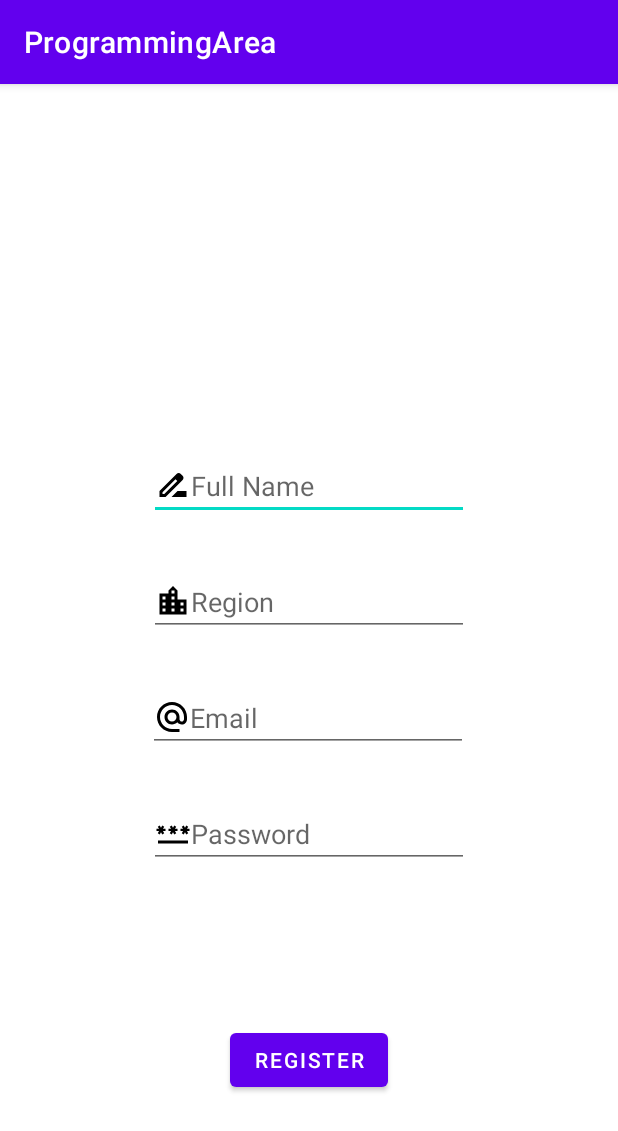
After one commit to ArmenSim0nyan/Programming-Area, an Android app: the RegisterActivity screen opened directly, with no data from a screen before it, on a phone screen of 412 x 824 dp. The commit adds this screen. Shown: the top 1131 px of the screen. Run offline under Robolectric (Android 15) with nearby library versions, the phone set to English and light mode, and no system bars.

Commit message:
Structure Home, Login, Register and Dashboard pages

```diff
--- a/app/build.gradle
+++ b/app/build.gradle
@@ -1,5 +1,6 @@
 plugins {
     id 'com.android.application'
+    id 'com.google.gms.google-services'
 }
 
 android {
@@ -33,6 +34,7 @@ dependencies {
     implementation 'androidx.appcompat:appcompat:1.6.1'
     implementation 'com.google.android.material:material:1.8.0'
     implementation 'androidx.constraintlayout:constraintlayout:2.1.4'
+    implementation 'com.google.firebase:firebase-auth-ktx:21.3.0'
     testImplementation 'junit:junit:4.13.2'
     androidTestImplementation 'androidx.test.ext:junit:1.1.5'
     androidTestImplementation 'androidx.test.espresso:espresso-core:3.5.1'
--- /dev/null
+++ b/app/src/main/java/com/example/programmingarea/RegisterActivity.java
@@ -0,0 +1,27 @@
+package com.example.programmingarea;
+
+import androidx.appcompat.app.AppCompatActivity;
+
+import android.content.Intent;
+import android.os.Bundle;
+import android.view.View;
+
+public class RegisterActivity extends AppCompatActivity {
+
+    @Override
+    protected void onCreate(Bundle savedInstanceState) {
+        super.onCreate(savedInstanceState);
+        setContentView(R.layout.activity_register);
+
+        View nameRegisterInput = findViewById(R.id.nameRegisterInput);
+        View regionRegisterInput = findViewById(R.id.regionRegisterInput);
+        View emailRegisterInput = findViewById(R.id.emailRegisterInput);
+        View passwordRegisterInput = findViewById(R.id.passwordRegisterInput);
+        View registerSubmitButton = findViewById(R.id.registerSubmitButton);
+
+        registerSubmitButton.setOnClickListener(v -> {
+            Intent activityChangeIntent = new Intent(RegisterActivity.this, LoginActivity.class);
+            startActivity(activityChangeIntent);
+        });
+    }
+}
--- /dev/null
+++ b/app/src/main/res/drawable/email_icon.xml
@@ -0,0 +1,5 @@
+<vector android:height="24dp" android:tint="#000000"
+    android:viewportHeight="24" android:viewportWidth="24"
+    android:width="24dp" xmlns:android="http://schemas.android.com/apk/res/android">
+    <path android:fillColor="@android:color/white" android:pathData="M12,2C6.48,2 2,6.48 2,12s4.48,10 10,10h5v-2h-5c-4.34,0 -8,-3.66 -8,-8s3.66,-8 8,-8 8,3.66 8,8v1.43c0,0.79 -0.71,1.57 -1.5,1.57s-1.5,-0.78 -1.5,-1.57L17,12c0,-2.76 -2.24,-5 -5,-5s-5,2.24 -5,5 2.24,5 5,5c1.38,0 2.64,-0.56 3.54,-1.47 0.65,0.89 1.77,1.47 2.96,1.47 1.97,0 3.5,-1.6 3.5,-3.57L22,12c0,-5.52 -4.48,-10 -10,-10zM12,15c-1.66,0 -3,-1.34 -3,-3s1.34,-3 3,-3 3,1.34 3,3 -1.34,3 -3,3z"/>
+</vector>
--- /dev/null
+++ b/app/src/main/res/drawable/name_icon.xml
@@ -0,0 +1,5 @@
+<vector android:height="24dp" android:tint="#000000"
+    android:viewportHeight="24" android:viewportWidth="24"
+    android:width="24dp" xmlns:android="http://schemas.android.com/apk/res/android">
+    <path android:fillColor="@android:color/white" android:pathData="M18.41,5.8L17.2,4.59c-0.78,-0.78 -2.05,-0.78 -2.83,0l-2.68,2.68L3,15.96V20h4.04l8.74,-8.74 2.63,-2.63c0.79,-0.78 0.79,-2.05 0,-2.83zM6.21,18H5v-1.21l8.66,-8.66 1.21,1.21L6.21,18zM11,20l4,-4h6v4H11z"/>
+</vector>
--- /dev/null
+++ b/app/src/main/res/drawable/password_icon.xml
@@ -0,0 +1,5 @@
+<vector android:height="24dp" android:tint="#000000"
+    android:viewportHeight="24" android:viewportWidth="24"
+    android:width="24dp" xmlns:android="http://schemas.android.com/apk/res/android">
+    <path android:fillColor="@android:color/white" android:pathData="M2,17h20v2H2V17zM3.15,12.95L4,11.47l0.85,1.48l1.3,-0.75L5.3,10.72H7v-1.5H5.3l0.85,-1.47L4.85,7L4,8.47L3.15,7l-1.3,0.75L2.7,9.22H1v1.5h1.7L1.85,12.2L3.15,12.95zM9.85,12.2l1.3,0.75L12,11.47l0.85,1.48l1.3,-0.75l-0.85,-1.48H15v-1.5h-1.7l0.85,-1.47L12.85,7L12,8.47L11.15,7l-1.3,0.75l0.85,1.47H9v1.5h1.7L9.85,12.2zM23,9.22h-1.7l0.85,-1.47L20.85,7L20,8.47L19.15,7l-1.3,0.75l0.85,1.47H17v1.5h1.7l-0.85,1.48l1.3,0.75L20,11.47l0.85,1.48l1.3,-0.75l-0.85,-1.48H23V9.22z"/>
+</vector>
--- /dev/null
+++ b/app/src/main/res/drawable/region_icon.xml
@@ -0,0 +1,5 @@
+<vector android:height="24dp" android:tint="#000000"
+    android:viewportHeight="24" android:viewportWidth="24"
+    android:width="24dp" xmlns:android="http://schemas.android.com/apk/res/android">
+    <path android:fillColor="@android:color/white" android:pathData="M15,11L15,5l-3,-3 -3,3v2L3,7v14h18L21,11h-6zM7,19L5,19v-2h2v2zM7,15L5,15v-2h2v2zM7,11L5,11L5,9h2v2zM13,19h-2v-2h2v2zM13,15h-2v-2h2v2zM13,11h-2L11,9h2v2zM13,7h-2L11,5h2v2zM19,19h-2v-2h2v2zM19,15h-2v-2h2v2z"/>
+</vector>
--- /dev/null
+++ b/app/src/main/res/layout/activity_register.xml
@@ -0,0 +1,86 @@
+<?xml version="1.0" encoding="utf-8"?>
+<androidx.constraintlayout.widget.ConstraintLayout xmlns:android="http://schemas.android.com/apk/res/android"
+    xmlns:app="http://schemas.android.com/apk/res-auto"
+    xmlns:tools="http://schemas.android.com/tools"
+    android:layout_width="match_parent"
+    android:layout_height="match_parent"
+    tools:context=".RegisterActivity">
+
+
+    <androidx.constraintlayout.widget.ConstraintLayout
+        android:id="@+id/constraintLayout"
+        android:layout_width="match_parent"
+        android:layout_height="341dp"
+        app:layout_constraintBottom_toBottomOf="parent"
+        app:layout_constraintEnd_toEndOf="parent"
+        app:layout_constraintStart_toStartOf="parent"
+        app:layout_constraintTop_toTopOf="parent">
+
+        <EditText
+            android:id="@+id/nameRegisterInput"
+            android:layout_width="wrap_content"
+            android:layout_height="wrap_content"
+            android:drawableStart="@drawable/name_icon"
+            android:ems="10"
+            android:hint="@string/full_name"
+            android:inputType="textPersonName"
+            app:layout_constraintBottom_toTopOf="@+id/regionRegisterInput"
+            app:layout_constraintEnd_toEndOf="parent"
+            app:layout_constraintStart_toStartOf="parent"
+            app:layout_constraintTop_toTopOf="parent" />
+
+        <EditText
+            android:id="@+id/regionRegisterInput"
+            android:layout_width="wrap_content"
+            android:layout_height="wrap_content"
+            android:drawableStart="@drawable/region_icon"
+            android:ems="10"
+            android:hint="@string/region"
+            android:inputType="textPersonName"
+            app:layout_constraintBottom_toTopOf="@+id/emailRegisterInput"
+            app:layout_constraintEnd_toEndOf="parent"
+            app:layout_constraintStart_toStartOf="parent"
+            app:layout_constraintTop_toBottomOf="@+id/nameRegisterInput" />
+
+        <EditText
+            android:id="@+id/emailRegisterInput"
+            android:layout_width="wrap_content"
+            android:layout_height="wrap_content"
+            android:drawableStart="@drawable/email_icon"
+            android:ems="10"
+            android:hint="@string/email"
+            android:inputType="textEmailAddress"
+            app:layout_constraintBottom_toTopOf="@+id/passwordRegisterInput"
+            app:layout_constraintEnd_toEndOf="parent"
+            app:layout_constraintHorizontal_bias="0.497"
+            app:layout_constraintStart_toStartOf="parent"
+            app:layout_constraintTop_toBottomOf="@+id/regionRegisterInput" />
+
+        <EditText
+            android:id="@+id/passwordRegisterInput"
+            android:layout_width="wrap_content"
+            android:layout_height="wrap_content"
+            android:drawableStart="@drawable/password_icon"
+            android:ems="10"
+            android:hint="@string/password"
+            android:inputType="textPassword"
+            app:layout_constraintBottom_toBottomOf="parent"
+            app:layout_constraintEnd_toEndOf="parent"
+            app:layout_constraintStart_toStartOf="parent"
+            app:layout_constraintTop_toBottomOf="@+id/emailRegisterInput" />
+
+
+    </androidx.constraintlayout.widget.ConstraintLayout>
+
+    <Button
+        android:id="@+id/registerSubmitButton"
+        android:layout_width="wrap_content"
+        android:layout_height="wrap_content"
+        android:layout_marginTop="72dp"
+        android:text="Register"
+        app:layout_constraintEnd_toEndOf="parent"
+        app:layout_constraintStart_toStartOf="parent"
+        app:layout_constraintTop_toBottomOf="@+id/constraintLayout" />
+
+
+</androidx.constraintlayout.widget.ConstraintLayout>
--- a/app/src/main/res/values/strings.xml
+++ b/app/src/main/res/values/strings.xml
@@ -1,3 +1,7 @@
 <resources>
     <string name="app_name">ProgrammingArea</string>
+    <string name="full_name">Full Name</string>
+    <string name="region">Region</string>
+    <string name="email">Email</string>
+    <string name="password">Password</string>
 </resources>
--- a/build.gradle
+++ b/build.gradle
@@ -1,4 +1,8 @@
-// Top-level build file where you can add configuration options common to all sub-projects/modules.
+buildscript {
+    dependencies {
+        classpath 'com.google.gms:google-services:4.3.15'
+    }
+}// Top-level build file where you can add configuration options common to all sub-projects/modules.
 plugins {
     id 'com.android.application' version '7.4.1' apply false
     id 'com.android.library' version '7.4.1' apply false
```
Also changed, not shown: app/src/main/AndroidManifest.xml (+9 -0 lines), app/src/main/java/com/example/programmingarea/DashboardActivity.java (added, +14 -0 lines), app/src/main/java/com/example/programmingarea/LoginActivity.java (added, +26 -0 lines), app/src/main/java/com/example/programmingarea/MainActivity.java (+16 -0 lines), app/src/main/res/layout/activity_dashboard.xml (added, +18 -0 lines), app/src/main/res/layout/activity_login.xml (added, +57 -0 lines), 1 other file.
